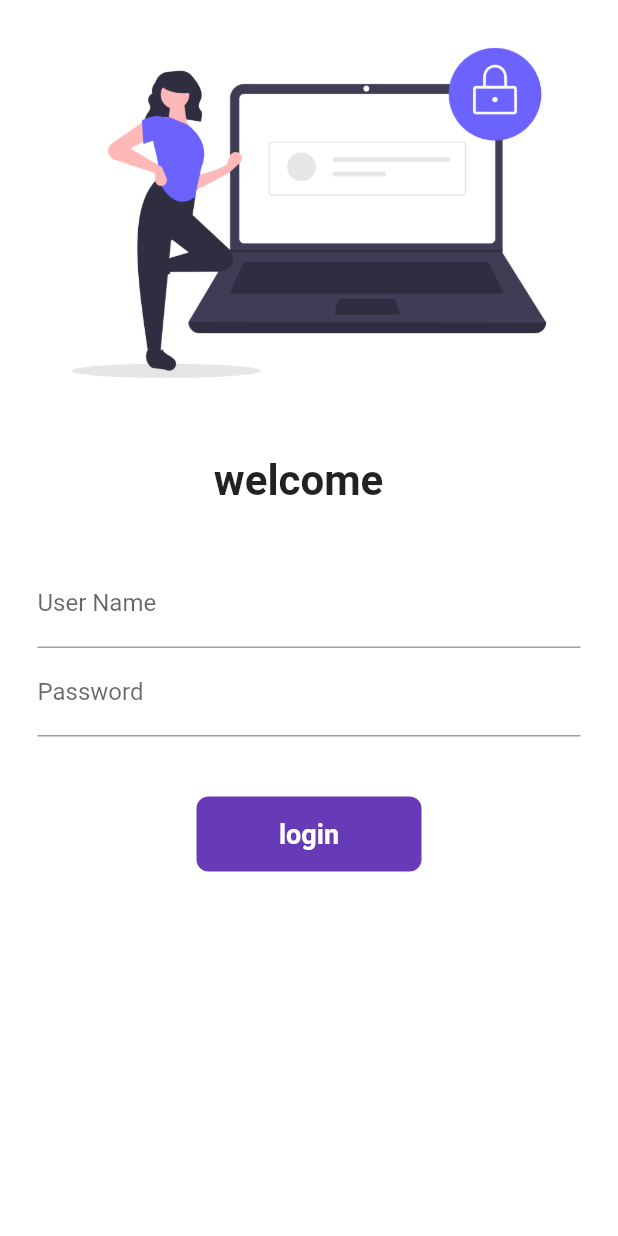
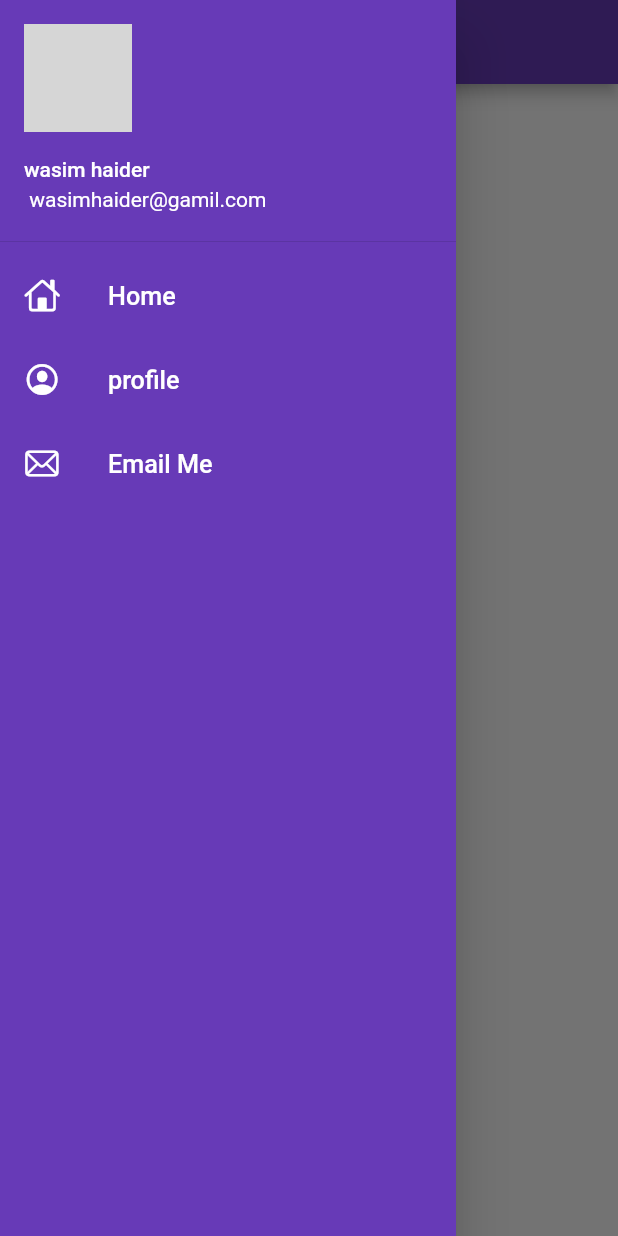
Before and after one commit to wasimhaider55/30DaysOfFlutter, a Flutter app: the screen it shows after launch, with the side drawer open (before the commit the screen has no drawer), on a phone screen of 412 x 824 dp. Run offline on Flutter 3.47's test engine with Material 2 defaults, Android fonts, the phone set to English and light mode, and no system bars; network calls fail; grey boxes are pictures that could not be loaded.

Commit message:
day 9 completed

```diff
--- a/lib/login_page.dart
+++ b/lib/login_page.dart
@@ -13,9 +13,7 @@ class _LoginPageState extends State<LoginPage> {
   bool changeButton = false;
   final _formkey = GlobalKey<FormState>();
   moveToHome(BuildContext context) async {
-    if(_formkey.currentState!.validate()){
-
-
+    if (_formkey.currentState!.validate()) {
       setState(() {
         changeButton = true;
       });
@@ -66,8 +64,9 @@ class _LoginPageState extends State<LoginPage> {
                     validator: (value) {
                       if (value!.isEmpty) {
                         return "UserName cannot be empty ";
+                      } else {
+                        return null;
                       }
-                      return null;
                     },
                     onChanged: (value) {
                       name = value;
@@ -85,8 +84,9 @@ class _LoginPageState extends State<LoginPage> {
                         return "UserName cannot be empty ";
                       } else if (value.length < 6) {
                         return "password length should be atleast 8 charactor  ";
+                      } else {
+                        return null;
                       }
-                      return null;
                     },
                   ),
                   const SizedBox(
--- a/lib/main.dart
+++ b/lib/main.dart
@@ -17,10 +17,11 @@ class Myapp extends StatelessWidget {
       theme: ThemeData(
         primarySwatch: Colors.deepPurple,
       ),
+      debugShowCheckedModeBanner: false,
       darkTheme: ThemeData(brightness: Brightness.dark),
       initialRoute: "/",
       routes: {
-        "/": (context) => LoginPage(),
+        "/": (context) => HomePage(),
         MyRoutes.homeRoute: (context) => HomePage(),
         MyRoutes.loginRoute: (context) => LoginPage(),
       },
--- a/lib/pages/home_page.dart
+++ b/lib/pages/home_page.dart
@@ -1,4 +1,6 @@
 import 'package:flutter/material.dart';
+
+import '../widgets/drawer.dart';
 
 class HomePage extends StatelessWidget {
   const HomePage({Key? key}) : super(key: key);
@@ -14,7 +16,7 @@ class HomePage extends StatelessWidget {
           child: Text(" welcome to 30  days of flutter "),
         ),
       ),
-       // drawer: Drawer(),
+       drawer: MyDrawer(),
     );
   }
 }
--- /dev/null
+++ b/lib/widgets/drawer.dart
@@ -0,0 +1,65 @@
+import 'package:flutter/cupertino.dart';
+import 'package:flutter/material.dart';
+
+class MyDrawer extends StatelessWidget {
+  const MyDrawer({Key? key}) : super(key: key);
+
+  @override
+  Widget build(BuildContext context) {
+    final ImageUrl =
+        "https://encrypted-tbn0.gstatic.com/images?q=tbn:ANd9GcSGy0BWvypwqSZMkcO7YuijiNLu-y8ku8ICHg&usqp=CAU";
+    return Drawer(
+      child: Container(
+        color: Colors.deepPurple,
+        child: ListView(
+          children: [
+            DrawerHeader(
+              padding: EdgeInsets.zero,
+              child: UserAccountsDrawerHeader(
+                margin: EdgeInsets.zero,
+                accountName: Text("wasim haider"),
+                accountEmail: Text(" wasimhaider@gamil.com"),
+                currentAccountPicture: CircleAvatar(
+                  backgroundImage: NetworkImage(ImageUrl),
+                ),
+              ),
+            ),
+            const ListTile(
+              leading: Icon(
+                CupertinoIcons.home,
+                color: Colors.white,
+              ),
+              title: Text(
+                "Home",
+                textScaleFactor: 1.2,
+                style: TextStyle(color: Colors.white),
+              ),
+            ),
+            const ListTile(
+              leading: Icon(
+                CupertinoIcons.profile_circled,
+                color: Colors.white,
+              ),
+              title: Text(
+                "profile",
+                textScaleFactor: 1.2,
+                style: TextStyle(color: Colors.white),
+              ),
+            ),
+            const ListTile(
+              leading: Icon(
+                CupertinoIcons.mail,
+                color: Colors.white,
+              ),
+              title: Text(
+                "Email Me ",
+                textScaleFactor: 1.2,
+                style: TextStyle(color: Colors.white),
+              ),
+            )
+          ],
+        ),
+      ),
+    );
+  }
+}
```
Lines whose indentation alone changed are shown as unchanged.
